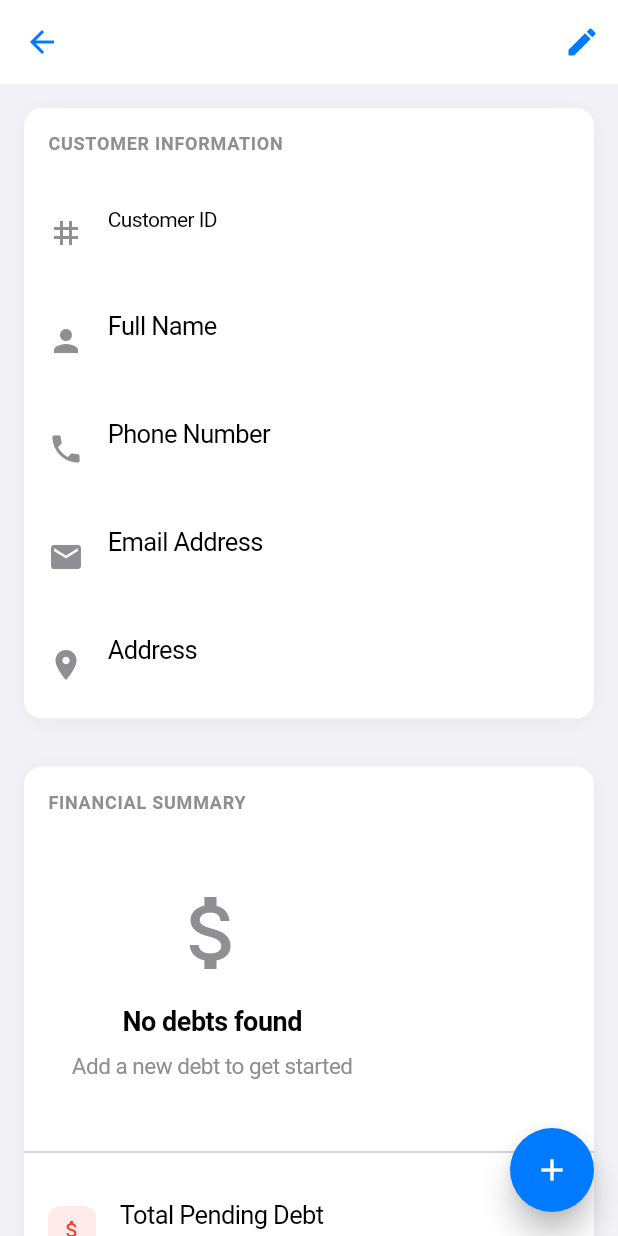
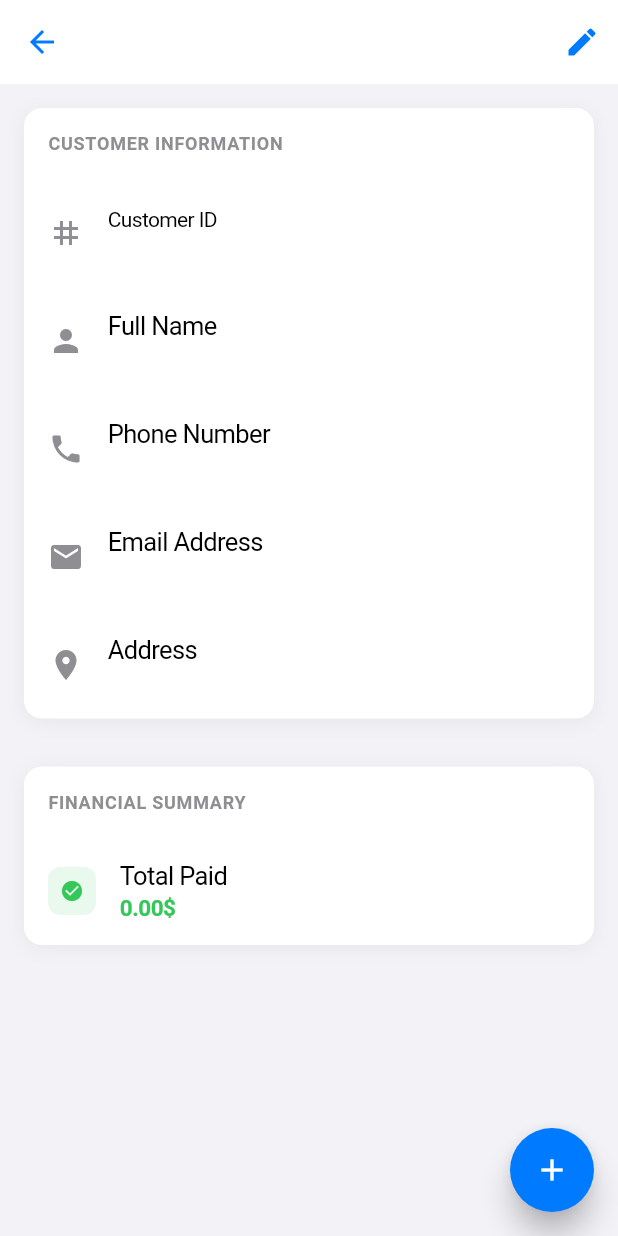
Before and after one commit to johnychnouda/Bechaalany-Debt, a Flutter app: the CustomerDetailsScreen screen opened directly with empty values, on a phone screen of 412 x 824 dp. Run offline on Flutter 3.47's test engine with Material 3 defaults, Android fonts, the phone set to English and light mode, and no system bars; our stand-ins replace connectivity_plus, cross_file, flutter_local_notifications, flutter_svg, hive, hive_flutter and 3 more; accounts and stored records are empty; generated files the repository leaves out were written again.

Commit message:
Clean up financial summary: remove 'no debts found' message and only show pending debt when relevant

```diff
--- a/lib/screens/customer_details_screen.dart
+++ b/lib/screens/customer_details_screen.dart
@@ -487,42 +487,11 @@ class _CustomerDetailsScreenState extends State<CustomerDetailsScreen> with Widg
                         const Divider(height: 32, thickness: 1),
                       ],
 
-                      // Show empty state if no debts
-                      if (widget.showDebtsSection && customerAllDebts.isEmpty) ...[
-                        Container(
-                          padding: const EdgeInsets.all(32),
-                          child: Column(
-                            children: [
-                              Icon(
-                                Icons.attach_money,
-                                size: 64,
-                                color: AppColors.dynamicTextSecondary(context),
-                              ),
-                              const SizedBox(height: 16),
-                              Text(
-                                'No debts found',
-                                style: TextStyle(
-                                  color: AppColors.dynamicTextPrimary(context),
-                                  fontSize: 18,
-                                  fontWeight: FontWeight.w600,
-                                ),
-                              ),
-                              const SizedBox(height: 8),
-                              Text(
-                                'Add a new debt to get started',
-                                style: TextStyle(
-                                  color: AppColors.dynamicTextSecondary(context),
-                                  fontSize: 15,
-                                ),
-                              ),
-                            ],
-                          ),
-                        ),
-                        const Divider(height: 32, thickness: 1),
-                      ],
+
 
                       // Summary Totals (shown below debts)
-                      // Total Debt
+                      // Total Pending Debt (only show if there are pending debts)
+                      if (totalPendingDebt > 0) ...[
                         ListTile(
                           leading: Container(
                             padding: const EdgeInsets.all(8),
@@ -552,6 +521,7 @@ class _CustomerDetailsScreenState extends State<CustomerDetailsScreen> with Widg
                             ),
                           ),
                         ),
+                      ],
                       // Total Paid
                       ListTile(
                         leading: Container(
```
Lines whose indentation alone changed are shown as unchanged.
